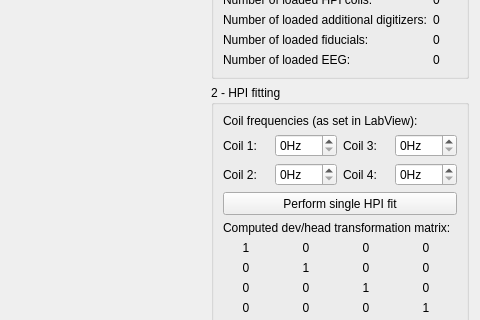
The window that applications/mne_scan/plugins/babymeg/FormFiles/babymeghpidgl.ui (mne-tools/mne-cpp) describes before a commit, drawn with Qt 5; both pictures show x 306 to 786 and y 103 to 423 of the 786 by 724 pixel window.
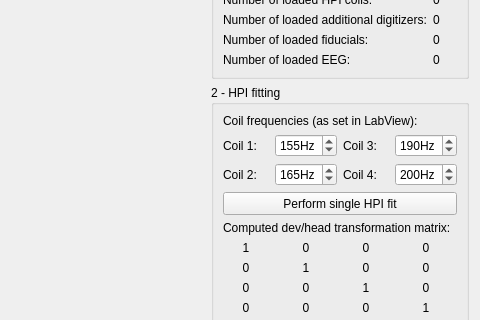
The same window after the commit.

Commit message: [SC-128] Introduce coil frequency parameter in HPI fitting routines and GUI

Diff of the .ui file:
```diff
--- a/applications/mne_scan/plugins/babymeg/FormFiles/babymeghpidgl.ui
+++ b/applications/mne_scan/plugins/babymeg/FormFiles/babymeghpidgl.ui
@@ -163,6 +163,9 @@
           <property name="maximum">
            <number>500</number>
           </property>
+          <property name="value">
+           <number>165</number>
+          </property>
          </widget>
         </item>
         <item row="2" column="0">
@@ -201,6 +204,9 @@
           <property name="maximum">
            <number>500</number>
           </property>
+          <property name="value">
+           <number>190</number>
+          </property>
          </widget>
         </item>
         <item row="1" column="1">
@@ -214,6 +220,9 @@
           <property name="maximum">
            <number>500</number>
           </property>
+          <property name="value">
+           <number>155</number>
+          </property>
          </widget>
         </item>
         <item row="6" column="0" colspan="4">
@@ -256,6 +265,9 @@
           <property name="maximum">
            <number>500</number>
           </property>
+          <property name="value">
+           <number>200</number>
+          </property>
          </widget>
         </item>
         <item row="0" column="0" colspan="4">
```
The commit also changes 6 other files.
